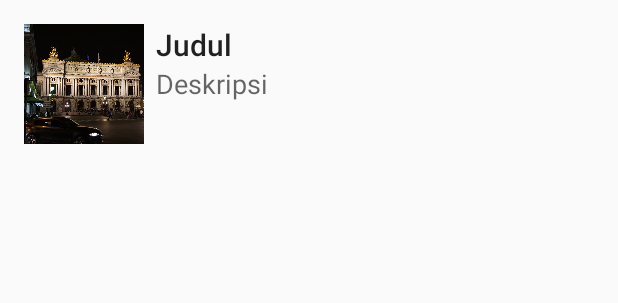
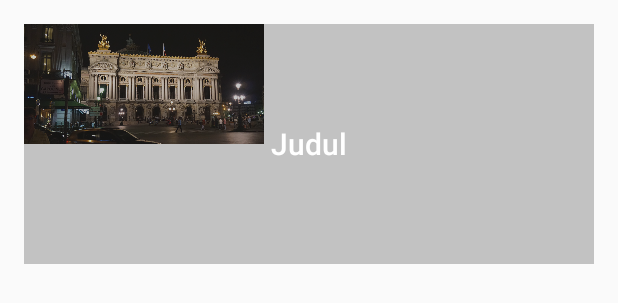
Before and after one commit to ramasurya99/RecyclerView2, an Android app: the layout item_list.xml on its own in the app's theme, with its tools: preview values and no code run, on a phone screen of 412 x 824 dp. Shown: the top 303 px of the screen. Run offline under Robolectric (Android 15) with nearby library versions, the phone set to English and light mode, and no system bars.

Commit message:
RecyclerView Grid

```diff
--- a/app/src/main/java/id/sch/smktelkom_mlg/learn/recyclerview2/MainActivity.java
+++ b/app/src/main/java/id/sch/smktelkom_mlg/learn/recyclerview2/MainActivity.java
@@ -2,13 +2,10 @@ package id.sch.smktelkom_mlg.learn.recyclerview2;
 
 import android.content.res.Resources;
 import android.content.res.TypedArray;
-import android.graphics.drawable.BitmapDrawable;
 import android.graphics.drawable.Drawable;
 import android.os.Bundle;
-import android.support.v4.graphics.drawable.RoundedBitmapDrawable;
-import android.support.v4.graphics.drawable.RoundedBitmapDrawableFactory;
 import android.support.v7.app.AppCompatActivity;
-import android.support.v7.widget.LinearLayoutManager;
+import android.support.v7.widget.GridLayoutManager;
 import android.support.v7.widget.RecyclerView;
 
 import java.util.ArrayList;
@@ -27,7 +24,7 @@ public class MainActivity extends AppCompatActivity {
         setContentView(R.layout.activity_main);
 
         RecyclerView recyclerView = (RecyclerView) findViewById(R.id.recyclerView);
-        LinearLayoutManager layoutManager = new LinearLayoutManager(this);
+        GridLayoutManager layoutManager = new GridLayoutManager(this, 2);
         recyclerView.setLayoutManager(layoutManager);
         mAdapter = new HotelAdapter(mList);
         recyclerView.setAdapter(mAdapter);
@@ -43,11 +40,7 @@ public class MainActivity extends AppCompatActivity {
         TypedArray a = resources.obtainTypedArray(R.array.places_picture);
         Drawable[] arFoto = new Drawable[a.length()];
         for (int i = 0; i < arFoto.length; i++) {
-            BitmapDrawable bd = (BitmapDrawable) a.getDrawable(i);
-            RoundedBitmapDrawable rbd =
-                    RoundedBitmapDrawableFactory.create(getResources(), bd.getBitmap());
-            rbd.setCircular(true);
-            arFoto[i] = rbd;
+            arFoto[i] = a.getDrawable(i);
         }
 
         a.recycle();
--- a/app/src/main/java/id/sch/smktelkom_mlg/learn/recyclerview2/adapter/HotelAdapter.java
+++ b/app/src/main/java/id/sch/smktelkom_mlg/learn/recyclerview2/adapter/HotelAdapter.java
@@ -16,6 +16,9 @@ import java.util.ArrayList;
 import id.sch.smktelkom_mlg.learn.recyclerview2.R;
 import id.sch.smktelkom_mlg.learn.recyclerview2.model.Hotel;
 
+/**
+ * Created by User on 29/10/2016.
+ */
 public class HotelAdapter extends RecyclerView.Adapter<HotelAdapter.ViewHolder> {
 
     ArrayList<Hotel> hotelList;
@@ -35,7 +38,6 @@ public class HotelAdapter extends RecyclerView.Adapter<HotelAdapter.ViewHolder>
     public void onBindViewHolder(ViewHolder holder, int position) {
         Hotel hotel = hotelList.get(position);
         holder.tvJudul.setText(hotel.judul);
-        holder.tvDeskripsi.setText(hotel.deskripsi);
         holder.ivFoto.setImageDrawable(hotel.foto);
     }
 
@@ -50,13 +52,12 @@ public class HotelAdapter extends RecyclerView.Adapter<HotelAdapter.ViewHolder>
 
         ImageView ivFoto;
         TextView tvJudul;
-        TextView tvDeskripsi;
 
         public ViewHolder(View itemView) {
             super(itemView);
             ivFoto = (ImageView) itemView.findViewById(R.id.imageView);
             tvJudul = (TextView) itemView.findViewById(R.id.textViewJudul);
-            tvDeskripsi = (TextView) itemView.findViewById(R.id.textViewDeskripsi);
+
         }
     }
 }
--- a/app/src/main/res/layout/item_list.xml
+++ b/app/src/main/res/layout/item_list.xml
@@ -8,35 +8,25 @@
 
     <ImageView
         android:id="@+id/imageView"
-        android:layout_width="80dp"
+        android:layout_width="160dp"
         android:layout_height="80dp"
         android:scaleType="centerCrop"
         tools:src="@drawable/a" />
 
+    <ImageView
+        android:layout_width="match_parent"
+        android:layout_height="160dp"
+        android:alpha="0.3"
+        android:background="#424242" />
+
     <TextView
         android:id="@+id/textViewJudul"
         android:layout_width="match_parent"
-        android:layout_height="wrap_content"
-        android:layout_alignParentTop="true"
-        android:layout_marginLeft="8dp"
-        android:layout_marginStart="8dp"
-        android:layout_toEndOf="@+id/imageView"
-        android:layout_toRightOf="@+id/imageView"
-        android:ellipsize="end"
-        android:maxLines="1"
+        android:layout_height="160dp"
+        android:gravity="center"
         android:textAppearance="@style/TextAppearance.AppCompat.Title"
+        android:textColor="@android:color/white"
         tools:text="Judul" />
 
-    <TextView
-        android:id="@+id/textViewDeskripsi"
-        android:layout_width="match_parent"
-        android:layout_height="wrap_content"
-        android:layout_alignLeft="@id/textViewJudul"
-        android:layout_alignStart="@id/textViewJudul"
-        android:layout_below="@+id/textViewJudul"
-        android:ellipsize="end"
-        android:maxLines="2"
-        android:textAppearance="@style/TextAppearance.AppCompat.Medium"
-        tools:text="Deskripsi" />
 
 </RelativeLayout>
```
